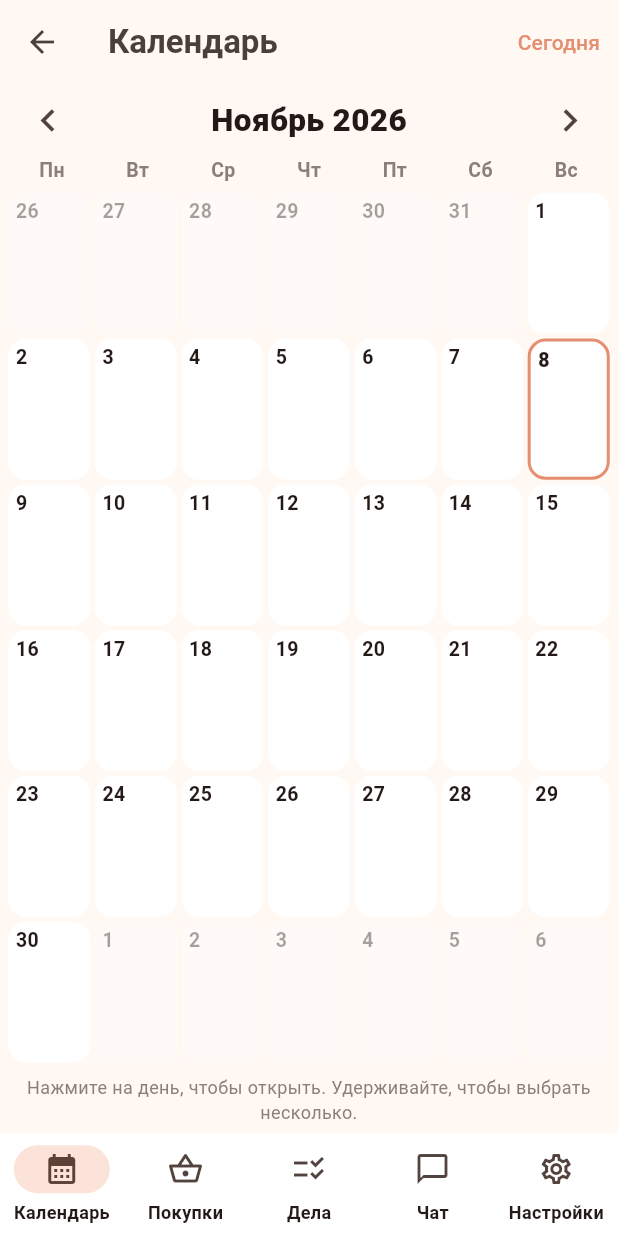
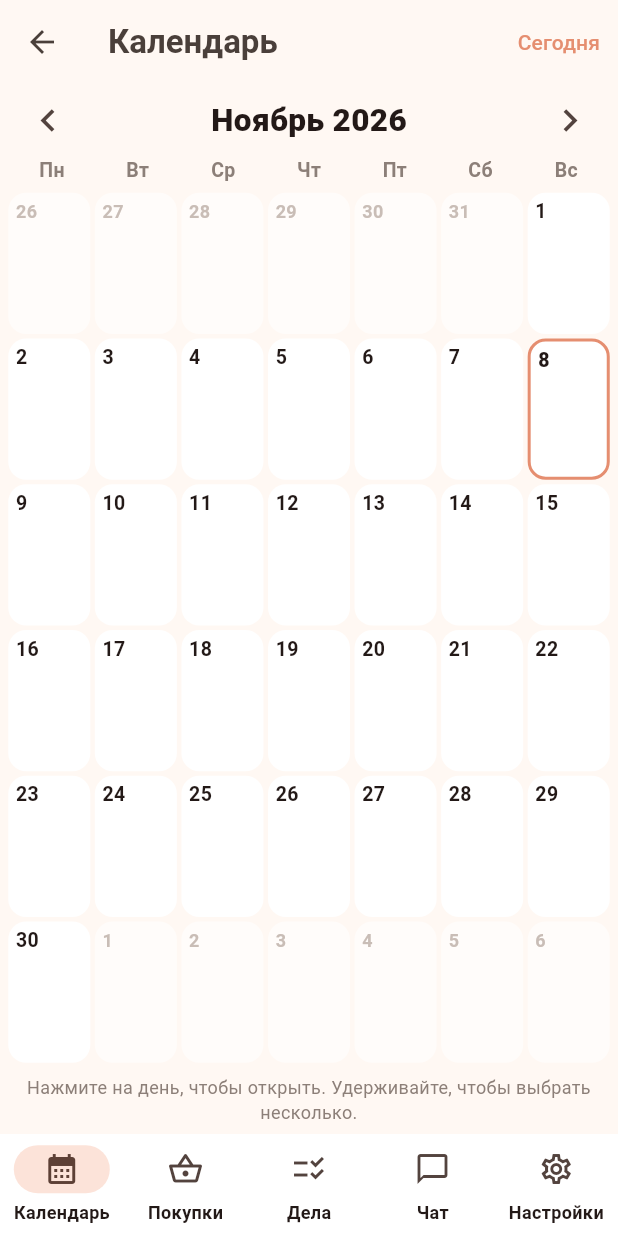
Before and after one commit to hummelsverhgiels-maker/Partnershipping, a Flutter app: the HomeShell screen opened directly with empty values, on a phone screen of 412 x 824 dp. Run offline on Flutter 3.47's test engine with Material 3 defaults, Android fonts, the phone set to English and light mode, and no system bars; our stand-ins replace file_picker, firebase_core, firebase_messaging, flutter_local_notifications, flutter_timezone, image_picker and 5 more; missing offline and left inert: dart:js_interop, home_widget, record; accounts and stored records are empty; network calls fail.

Commit message:
Быстродействие: меньше перерисовок, лёгкий календарь; надёжный выбор и автопереключение пути к серверу [web]
Co-Authored-By: Claude Sonnet 5.5 <noreply@anthropic.com>
Claude-Session: https://claude.ai/code/session_01R9YvGB5vx5rUzXMvHuNtny

```diff
--- a/lib/data/probe_io.dart
+++ b/lib/data/probe_io.dart
@@ -16,3 +16,6 @@ Future<bool> probeServer(String base) async {
     return false;
   }
 }
+
+/// На телефоне перезапуск делается при следующем запуске приложения.
+void reloadApp() {}
--- a/lib/data/probe_web.dart
+++ b/lib/data/probe_web.dart
@@ -17,3 +17,8 @@ Future<bool> probeServer(String base) async {
     return false;
   }
 }
+
+/// Перезагрузить сайт (чтобы заново выбрать путь к серверу).
+void reloadApp() {
+  web.window.location.reload();
+}
--- a/lib/ui/calendar_page.dart
+++ b/lib/ui/calendar_page.dart
@@ -265,8 +265,7 @@ class _CalendarPageState extends State<CalendarPage> {
     final sel = _selected.contains(ymd(d));
     final ms = s.orderedMembers;
 
-    return GestureDetector(
-      onTap: () {
+    void onTap() {
       if (_selected.isNotEmpty) {
         _toggle(d);
       } else {
@@ -277,10 +276,43 @@ class _CalendarPageState extends State<CalendarPage> {
           ),
         );
       }
-      },
+    }
+
+    // Дни соседних месяцев: только бледное число, без полосок.
+    // (Так календарь рисуется заметно быстрее, особенно на iPhone в браузере.)
+    if (!inMonth) {
+      return GestureDetector(
+        onTap: onTap,
         onLongPress: () => _longPress(d),
-      child: Opacity(
-        opacity: inMonth ? 1 : 0.4,
+        child: Container(
+          margin: const EdgeInsets.all(1.5),
+          padding: const EdgeInsets.fromLTRB(5, 4, 3, 3),
+          decoration: BoxDecoration(
+            color: sel ? kAccentSoft : const Color(0xFFFFFCFA),
+            borderRadius: BorderRadius.circular(12),
+            border: sel
+                ? Border.all(color: const Color(0xFFE58E70), width: 2)
+                : null,
+          ),
+          child: Align(
+            alignment: Alignment.topLeft,
+            child: Text(
+              '${d.day}',
+              style: const TextStyle(
+                fontSize: 12,
+                fontWeight: FontWeight.w600,
+                color: Color(0xFFC9BDB6),
+              ),
+            ),
+          ),
+        ),
+      );
+    }
+
+    return GestureDetector(
+      onTap: onTap,
+      onLongPress: () => _longPress(d),
+      child: RepaintBoundary(
         child: Container(
           margin: const EdgeInsets.all(1.5),
           padding: const EdgeInsets.fromLTRB(3, 3, 3, 3),
--- a/lib/ui/home_shell.dart
+++ b/lib/ui/home_shell.dart
@@ -18,15 +18,34 @@ class HomeShell extends StatefulWidget {
 class _HomeShellState extends State<HomeShell> {
   int _tab = 0;
 
+  // Скрытые вкладки не перерисовываются при каждом обновлении данных:
+  // для них хранится последняя собранная версия. Это сильно разгружает телефон.
+  final Map<int, Widget> _cache = {};
+
+  Widget _page(int i, AppStore s, {required bool active}) {
+    switch (i) {
+      case 0:
+        return CalendarPage(store: s);
+      case 1:
+        return ShoppingPage(store: s);
+      case 2:
+        return TodosPage(store: s);
+      case 3:
+        return ChatPage(store: s, active: active);
+      default:
+        return SettingsPage(store: s);
+    }
+  }
+
   @override
   Widget build(BuildContext context) {
     final s = widget.store;
     final pages = <Widget>[
-      CalendarPage(store: s),
-      ShoppingPage(store: s),
-      TodosPage(store: s),
-      ChatPage(store: s, active: _tab == 3),
-      SettingsPage(store: s),
+      for (var i = 0; i < 5; i++)
+        if (i == _tab)
+          (_cache[i] = _page(i, s, active: true))
+        else
+          (_cache[i] ?? const SizedBox.shrink()),
     ];
     return Scaffold(
       body: IndexedStack(index: _tab, children: pages),
@@ -41,7 +60,14 @@ class _HomeShellState extends State<HomeShell> {
     final unread = _tab == 3 ? 0 : s.unreadChat;
     return NavigationBar(
       selectedIndex: _tab,
-      onDestinationSelected: (i) => setState(() => _tab = i),
+      onDestinationSelected: (i) => setState(() {
+        final old = _tab;
+        _tab = i;
+        // Покидаемая вкладка запоминается «неактивной».
+        if (_cache.containsKey(old)) {
+          _cache[old] = _page(old, widget.store, active: false);
+        }
+      }),
       destinations: [
         NavigationDestination(
           icon: Icon(Icons.calendar_month_outlined),
```
Also changed, not shown: lib/data/backend.dart (+40 -16 lines), lib/data/store.dart (+57 -6 lines). Lines whose indentation alone changed are shown as unchanged.
